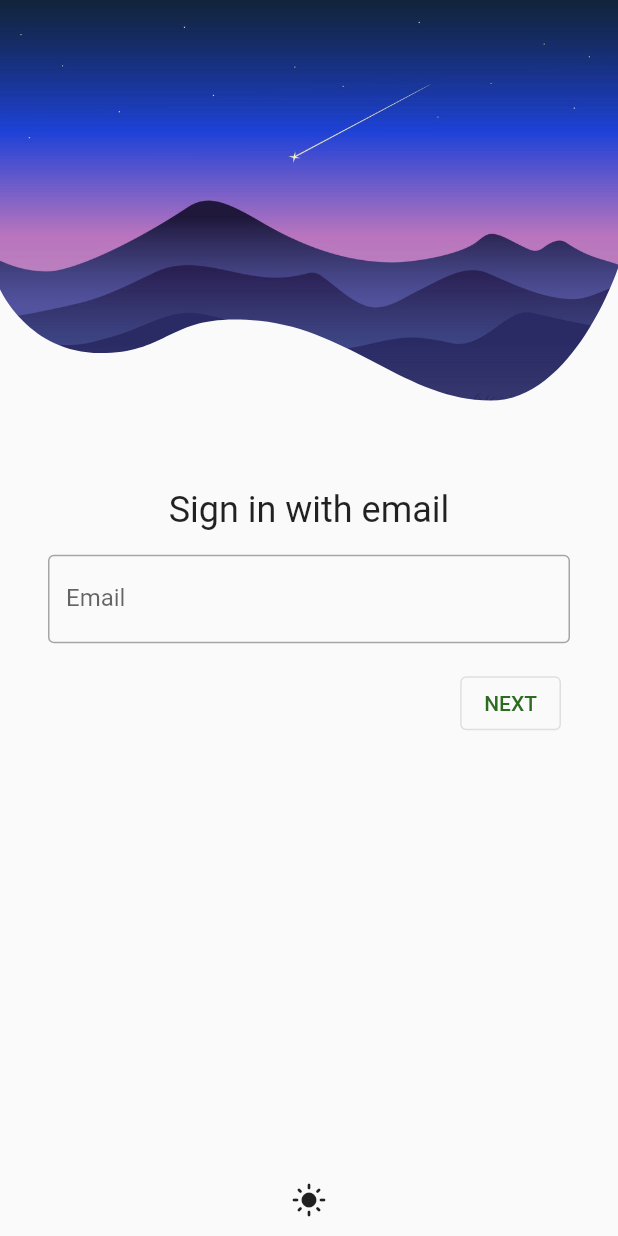
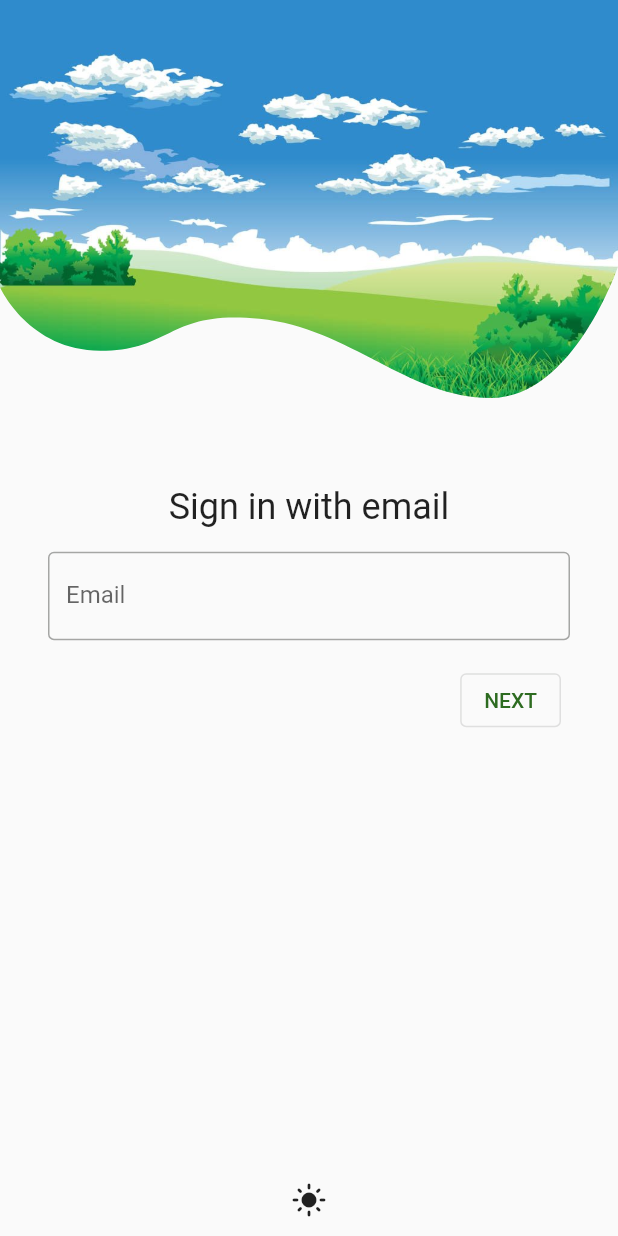
Before and after one commit to AlejandroCisnero/ChatApp, a Flutter app: the screen it shows after launch, on a phone screen of 412 x 824 dp. Run offline on Flutter 3.47's test engine with Material 2 defaults, Android fonts, the phone set to English and light mode, and no system bars; our stand-ins replace cloud_firestore, firebase_auth, firebase_core, get, shared_preferences; accounts and stored records are empty.

Commit message:
DarkTheme ok

```diff
--- /dev/null
+++ b/lib/Providers/darkThemeProvider.dart
@@ -0,0 +1,15 @@
+import 'package:chat_app/Providers/sharedPreferencesHelper.dart';
+import 'package:flutter/cupertino.dart';
+
+class DarkThemeProvider with ChangeNotifier {
+  SharedPreferencesHelper darkThemePreference = SharedPreferencesHelper();
+  bool _darkTheme = false;
+
+  bool get darkTheme => _darkTheme;
+
+  set darkTheme(bool value) {
+    _darkTheme = value;
+    darkThemePreference.setThemeMode(value);
+    notifyListeners();
+  }
+}
--- a/lib/Providers/sharedPreferencesHelper.dart
+++ b/lib/Providers/sharedPreferencesHelper.dart
@@ -2,13 +2,15 @@
 import 'package:shared_preferences/shared_preferences.dart';
 
 class SharedPreferencesHelper {
-  static Future<bool> getUserThemeMode() async {
+  static const THEME_STATUS = "THEMESTATUS";
+
+  Future<bool> getThemeMode() async {
     final SharedPreferences prefs = await SharedPreferences.getInstance();
-    return prefs.getBool("isDarkMode") ?? false;
+    return prefs.getBool(THEME_STATUS) ?? false;
   }
 
-  static Future<bool> setUserThemeMode(value) async {
-    final SharedPreferences prefs = await SharedPreferences.getInstance();
-    return prefs.setBool("isDarkMode", value);
+  setThemeMode(value) async {
+    SharedPreferences prefs = await SharedPreferences.getInstance();
+    return prefs.setBool(THEME_STATUS, value);
   }
 }
--- a/lib/main.dart
+++ b/lib/main.dart
@@ -1,6 +1,7 @@
 import 'dart:developer';
 
 import 'package:chat_app/Libraries/lib_color_schemes.g.dart' as cl;
+import 'package:chat_app/Providers/darkThemeProvider.dart';
 import 'package:chat_app/Providers/sharedPreferencesHelper.dart';
 import 'package:chat_app/Screens/auth_screen.dart';
 import 'package:firebase_core/firebase_core.dart';
@@ -21,49 +22,48 @@ void main() async {
   );
 }
 
-class MyApp extends StatelessWidget {
+class MyApp extends StatefulWidget {
   const MyApp({Key? key}) : super(key: key);
 
-  Future<bool> getUserThemeMode() async {
-    SharedPreferences prefs = await SharedPreferences.getInstance();
+  @override
+  State<MyApp> createState() => _MyAppState();
+}
 
-    return prefs.getBool("isDarkMode") ?? false;
+class _MyAppState extends State<MyApp> {
+  DarkThemeProvider themeChangeProvider = DarkThemeProvider();
+
+  @override
+  void initState() {
+    super.initState();
+    getCurrentAppTheme();
+  }
+
+  void getCurrentAppTheme() async {
+    themeChangeProvider.darkTheme =
+        await themeChangeProvider.darkThemePreference.getThemeMode();
   }
 
   // This widget is the root of your application.
   @override
   Widget build(BuildContext context) {
     log("main builder");
-    return FutureBuilder<bool>(
-        future: SharedPreferencesHelper.getUserThemeMode(),
-        builder: (ctx, snap) {
-          if (snap.hasData) {
-            if (snap.data == true) {
-              return GetMaterialApp(
-                title: 'Flutter Demo',
-                darkTheme: ThemeData(colorScheme: cl.darkColorScheme),
-                theme: ThemeData(colorScheme: cl.lightColorScheme),
-                themeMode: ThemeMode.dark,
-                home: const AuthScreen(),
-              );
-            } else {
-              return GetMaterialApp(
-                title: 'Flutter Demo',
-                darkTheme: ThemeData(colorScheme: cl.darkColorScheme),
-                theme: ThemeData(colorScheme: cl.lightColorScheme),
-                themeMode: ThemeMode.light,
-                home: const AuthScreen(),
-              );
-            }
-          } else {
-            return GetMaterialApp(
-              title: 'Flutter Demo',
-              darkTheme: ThemeData(colorScheme: cl.darkColorScheme),
-              theme: ThemeData(colorScheme: cl.lightColorScheme),
-              themeMode: ThemeMode.system,
-              home: const AuthScreen(),
-            );
-          }
-        });
+    return ChangeNotifierProvider(
+      create: (_) {
+        return themeChangeProvider;
+      },
+      child: Consumer<DarkThemeProvider>(
+        builder: (context, value, child) {
+          return MaterialApp(
+            debugShowCheckedModeBanner: false,
+            title: 'Flutter Demo',
+            theme: ThemeData(
+                colorScheme:
+                    value.darkTheme ? cl.darkColorScheme : cl.lightColorScheme),
+            themeMode: ThemeMode.dark,
+            home: const AuthScreen(),
+          );
+        },
+      ),
+    );
   }
 }
```
Also changed, not shown: lib/Screens/auth_screen.dart (+12 -10 lines).
